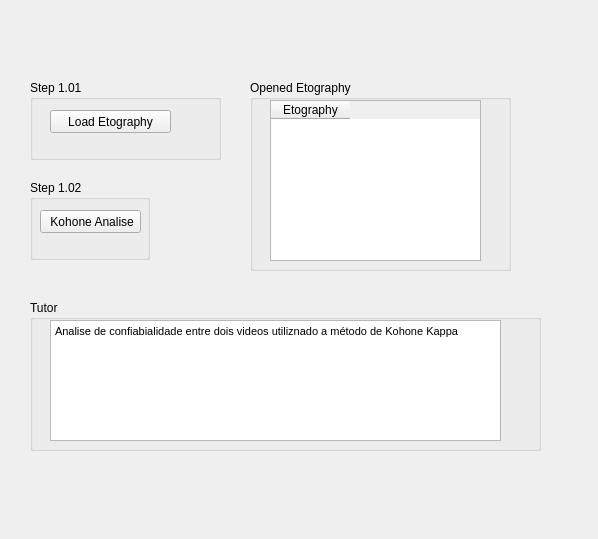
Old version of the form teaconcordancia.ui in the repository EthoWatcher/ethowatcher.
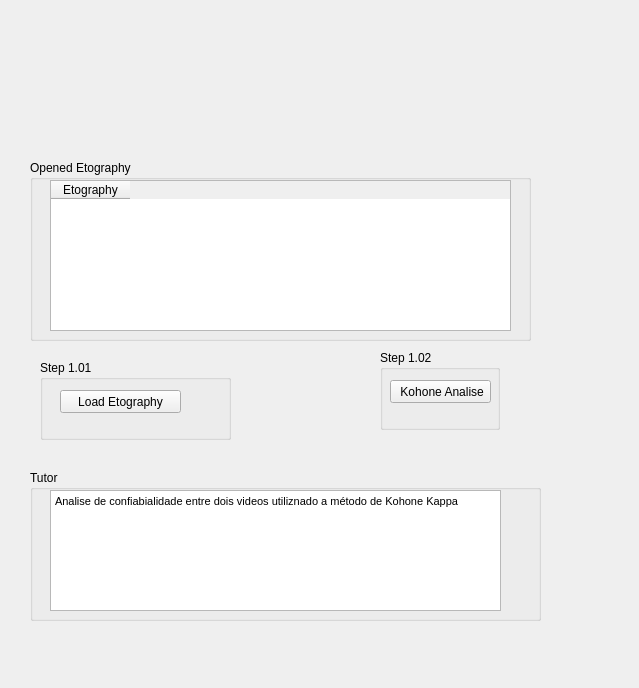
New version of the form. The open tabs and pages were chosen to show the change.

```diff
--- a/teaconcordancia.ui
+++ b/teaconcordancia.ui
@@ -6,8 +6,8 @@
    <rect>
     <x>0</x>
     <y>0</y>
-    <width>598</width>
-    <height>539</height>
+    <width>639</width>
+    <height>688</height>
    </rect>
   </property>
   <property name="windowTitle">
@@ -18,8 +18,8 @@
     <rect>
      <x>20</x>
      <y>20</y>
-     <width>561</width>
-     <height>461</height>
+     <width>601</width>
+     <height>641</height>
     </rect>
    </property>
    <property name="currentIndex">
@@ -98,7 +98,7 @@
       <rect>
        <x>0</x>
        <y>20</y>
-       <width>531</width>
+       <width>581</width>
        <height>421</height>
       </rect>
      </property>
@@ -109,8 +109,8 @@
       <widget class="QGroupBox" name="groupBox_2">
        <property name="geometry">
         <rect>
-         <x>10</x>
-         <y>40</y>
+         <x>20</x>
+         <y>320</y>
          <width>191</width>
          <height>80</height>
         </rect>
@@ -135,10 +135,10 @@
       <widget class="QGroupBox" name="groupBox_3">
        <property name="geometry">
         <rect>
-         <x>230</x>
-         <y>40</y>
-         <width>261</width>
-         <height>191</height>
+         <x>10</x>
+         <y>120</y>
+         <width>501</width>
+         <height>181</height>
         </rect>
        </property>
        <property name="title">
@@ -149,8 +149,8 @@
          <rect>
           <x>20</x>
           <y>20</y>
-          <width>211</width>
-          <height>161</height>
+          <width>461</width>
+          <height>151</height>
          </rect>
         </property>
         <property name="font">
@@ -202,8 +202,8 @@
       <widget class="QGroupBox" name="groupBox_4">
        <property name="geometry">
         <rect>
-         <x>10</x>
-         <y>140</y>
+         <x>360</x>
+         <y>310</y>
          <width>120</width>
          <height>80</height>
         </rect>
@@ -225,36 +225,6 @@
         </property>
        </widget>
       </widget>
-      <widget class="QGroupBox" name="groupBox_5">
-       <property name="geometry">
-        <rect>
-         <x>10</x>
-         <y>260</y>
-         <width>511</width>
-         <height>151</height>
-        </rect>
-       </property>
-       <property name="title">
-        <string>Tutor</string>
-       </property>
-       <widget class="QTextEdit" name="textEdit_7">
-        <property name="geometry">
-         <rect>
-          <x>20</x>
-          <y>20</y>
-          <width>451</width>
-          <height>121</height>
-         </rect>
-        </property>
-        <property name="html">
-         <string>&lt;!DOCTYPE HTML PUBLIC &quot;-//W3C//DTD HTML 4.0//EN&quot; &quot;http://www.w3.org/TR/REC-html40/strict.dtd&quot;&gt;
-&lt;html&gt;&lt;head&gt;&lt;meta name=&quot;qrichtext&quot; content=&quot;1&quot; /&gt;&lt;style type=&quot;text/css&quot;&gt;
-p, li { white-space: pre-wrap; }
-&lt;/style&gt;&lt;/head&gt;&lt;body style=&quot; font-family:'MS Shell Dlg 2'; font-size:8.25pt; font-weight:400; font-style:normal;&quot;&gt;
-&lt;p style=&quot; margin-top:0px; margin-bottom:0px; margin-left:0px; margin-right:0px; -qt-block-indent:0; text-indent:0px;&quot;&gt;Analise de confiabialidade entre dois videos utiliznado a método de Kohone Kappa &lt;/p&gt;&lt;/body&gt;&lt;/html&gt;</string>
-        </property>
-       </widget>
-      </widget>
      </widget>
      <widget class="QWidget" name="page_10">
       <widget class="QTabWidget" name="tabWidget_2">
@@ -496,6 +466,36 @@
       </widget>
      </widget>
     </widget>
+    <widget class="QGroupBox" name="groupBox_5">
+     <property name="geometry">
+      <rect>
+       <x>10</x>
+       <y>450</y>
+       <width>511</width>
+       <height>151</height>
+      </rect>
+     </property>
+     <property name="title">
+      <string>Tutor</string>
+     </property>
+     <widget class="QTextEdit" name="textEdit_7">
+      <property name="geometry">
+       <rect>
+        <x>20</x>
+        <y>20</y>
+        <width>451</width>
+        <height>121</height>
+       </rect>
+      </property>
+      <property name="html">
+       <string>&lt;!DOCTYPE HTML PUBLIC &quot;-//W3C//DTD HTML 4.0//EN&quot; &quot;http://www.w3.org/TR/REC-html40/strict.dtd&quot;&gt;
+&lt;html&gt;&lt;head&gt;&lt;meta name=&quot;qrichtext&quot; content=&quot;1&quot; /&gt;&lt;style type=&quot;text/css&quot;&gt;
+p, li { white-space: pre-wrap; }
+&lt;/style&gt;&lt;/head&gt;&lt;body style=&quot; font-family:'MS Shell Dlg 2'; font-size:8.25pt; font-weight:400; font-style:normal;&quot;&gt;
+&lt;p style=&quot; margin-top:0px; margin-bottom:0px; margin-left:0px; margin-right:0px; -qt-block-indent:0; text-indent:0px;&quot;&gt;Analise de confiabialidade entre dois videos utiliznado a método de Kohone Kappa &lt;/p&gt;&lt;/body&gt;&lt;/html&gt;</string>
+      </property>
+     </widget>
+    </widget>
    </widget>
    <widget class="QWidget" name="page_11">
     <widget class="QStackedWidget" name="swFleissKappa">
```
Left out of the diff: 2 changed lines with no effect on the pictures.
